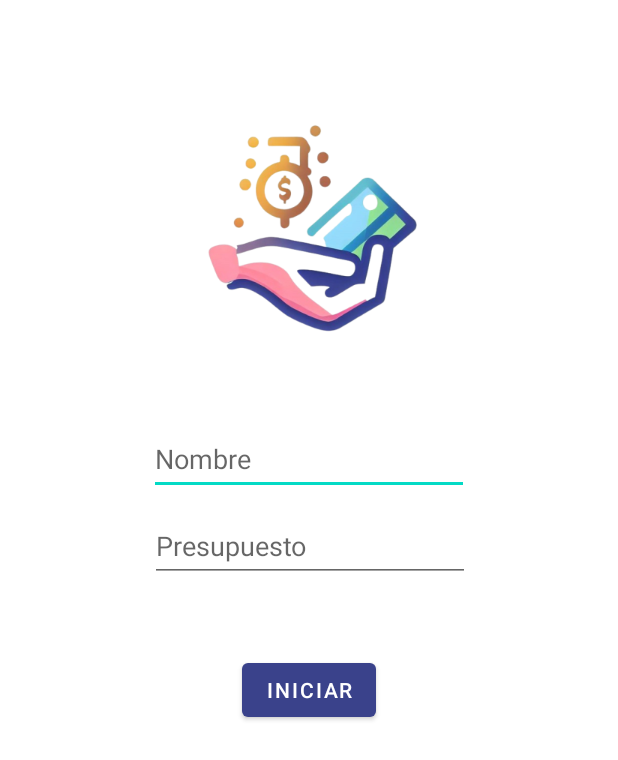
After one commit to Antoranz/PAD_Proyecto, an Android app: the layout activity_add_user.xml on its own in the app's theme, with its tools: preview values and no code run, on a phone screen of 412 x 824 dp. The commit adds this screen. Shown: the top 760 px of the screen. Run offline under Robolectric (Android 15) with nearby library versions, the phone set to English and light mode, and no system bars.

Commit message:
Cambios Importantes Bd.

```diff
--- a/app/src/main/AndroidManifest.xml
+++ b/app/src/main/AndroidManifest.xml
@@ -13,6 +13,7 @@
         android:theme="@style/Theme.PAD_Proyecto"
         tools:targetApi="31">
         <activity android:name=".activities.MainActivity" android:exported="true"> </activity>
+        <activity android:name=".activities.AddUserActivity" android:exported="true"> </activity>
         <activity android:name=".activities.OpenActivity" android:exported="true" >
             <intent-filter>
                 <action android:name="android.intent.action.MAIN"/>
--- a/app/src/main/java/com/example/pad_proyecto/activities/MainActivity.java
+++ b/app/src/main/java/com/example/pad_proyecto/activities/MainActivity.java
@@ -1,5 +1,6 @@
 package com.example.pad_proyecto.activities;
 
+import android.database.ContentObservable;
 import android.os.Bundle;
 
 import androidx.appcompat.app.AppCompatActivity;
@@ -21,10 +22,6 @@ public class MainActivity extends AppCompatActivity {
         super.onCreate(savedInstanceState);
         setContentView(R.layout.activity_main);
 
-        /*User u = new User("Victor");
-        Controller.getInstance().setUser(u,this);
-        Expense e = new Expense(u.getId(),"Compra",15.2, Calendar.getInstance(), null, ExpenseType.Alimentacion, PayMethod.Efectivo, "");
-        Controller.getInstance().addExpense(e,this);*/
     }
 
 }
--- a/app/src/main/java/com/example/pad_proyecto/activities/OpenActivity.java
+++ b/app/src/main/java/com/example/pad_proyecto/activities/OpenActivity.java
@@ -27,7 +27,7 @@ public class OpenActivity extends AppCompatActivity {
                 if(u!=null){
                     changeActivity();
                 }else{
-                    //Inicializar usuario
+                    changeUserActivity();
                 }
             }
         }, 3000);
@@ -36,4 +36,5 @@ public class OpenActivity extends AppCompatActivity {
     public void changeActivity(){
         NavigationManager.getInstance().navigateToMenuView(this);
     }
+    public void changeUserActivity(){NavigationManager.getInstance().navigateToAddUserView(this);}
 }
--- a/app/src/main/java/com/example/pad_proyecto/utils/Controller.java
+++ b/app/src/main/java/com/example/pad_proyecto/utils/Controller.java
@@ -21,7 +21,7 @@ public class Controller {
         return instance;
     }
 
-    public void setUser(User u,Context c){
+    public void addUser(User u,Context c){
         this.u = u;
         UserDAO dao = DAOImp.getInstance(c);
         dao.addUser(u);
--- a/app/src/main/java/com/example/pad_proyecto/utils/NavigationManager.java
+++ b/app/src/main/java/com/example/pad_proyecto/utils/NavigationManager.java
@@ -4,7 +4,9 @@ import android.content.Context;
 import android.content.Intent;
 import android.util.Log;
 
+import com.example.pad_proyecto.activities.AddUserActivity;
 import com.example.pad_proyecto.activities.MainActivity;
+import com.example.pad_proyecto.activities.OpenActivity;
 import com.example.pad_proyecto.data.Expense;
 
 public class NavigationManager {
@@ -16,6 +18,7 @@ public class NavigationManager {
         if (instance == null) {
             instance = new NavigationManager();
         }
+        instance = new NavigationManager();
         return instance;
     }
 
@@ -47,4 +50,14 @@ public class NavigationManager {
             Log.d("TAG","Error al cambiar a la pantalla del Historial");
         }*/
     }
+
+    public void navigateToAddUserView(Context context) {
+        if (context != null) {
+            Intent intent = new Intent(context, AddUserActivity.class);
+            intent.setFlags(Intent.FLAG_ACTIVITY_NEW_TASK);
+            context.startActivity(intent);
+        } else {
+            Log.d("TAG","Error al cambiar a la pantalla de AddUser");
+        }
+    }
 }
--- /dev/null
+++ b/app/src/main/res/layout/activity_add_user.xml
@@ -0,0 +1,54 @@
+<?xml version="1.0" encoding="utf-8"?>
+<androidx.constraintlayout.widget.ConstraintLayout xmlns:android="http://schemas.android.com/apk/res/android"
+    xmlns:app="http://schemas.android.com/apk/res-auto"
+    xmlns:tools="http://schemas.android.com/tools"
+    android:layout_width="match_parent"
+    android:layout_height="match_parent">
+
+    <ImageView
+        android:id="@+id/imageView"
+        android:layout_width="wrap_content"
+        android:layout_height="wrap_content"
+        android:layout_marginTop="32dp"
+        app:layout_constraintEnd_toEndOf="parent"
+        app:layout_constraintStart_toStartOf="parent"
+        app:layout_constraintTop_toTopOf="parent"
+        app:srcCompat="@mipmap/ic_channel_foreground" />
+
+    <EditText
+        android:id="@+id/editTextName"
+        android:layout_width="wrap_content"
+        android:layout_height="wrap_content"
+        android:layout_marginTop="10dp"
+        android:ems="10"
+        android:inputType="text"
+        android:minHeight="48dp"
+        android:hint="Nombre"
+        app:layout_constraintEnd_toEndOf="parent"
+        app:layout_constraintStart_toStartOf="parent"
+        app:layout_constraintTop_toBottomOf="@+id/imageView" />
+
+    <EditText
+        android:id="@+id/editTextNumberDecimal"
+        android:layout_width="wrap_content"
+        android:layout_height="wrap_content"
+        android:layout_marginTop="10dp"
+        android:ems="10"
+        android:hint="Presupuesto"
+        android:inputType="numberDecimal"
+        android:minHeight="48dp"
+        app:layout_constraintEnd_toEndOf="parent"
+        app:layout_constraintHorizontal_bias="0.502"
+        app:layout_constraintStart_toStartOf="parent"
+        app:layout_constraintTop_toBottomOf="@+id/editTextName" />
+
+    <Button
+        android:id="@+id/buttonIniciar"
+        android:layout_width="wrap_content"
+        android:layout_height="wrap_content"
+        android:layout_marginTop="48dp"
+        android:text="Iniciar"
+        app:layout_constraintEnd_toEndOf="parent"
+        app:layout_constraintStart_toStartOf="parent"
+        app:layout_constraintTop_toBottomOf="@+id/editTextNumberDecimal" />
+</androidx.constraintlayout.widget.ConstraintLayout>
```
Also changed, not shown: app/src/main/java/com/example/pad_proyecto/activities/AddUserActivity.java (added, +43 -0 lines), app/src/main/java/com/example/pad_proyecto/databases/DAOImp.java (+3 -7 lines).
